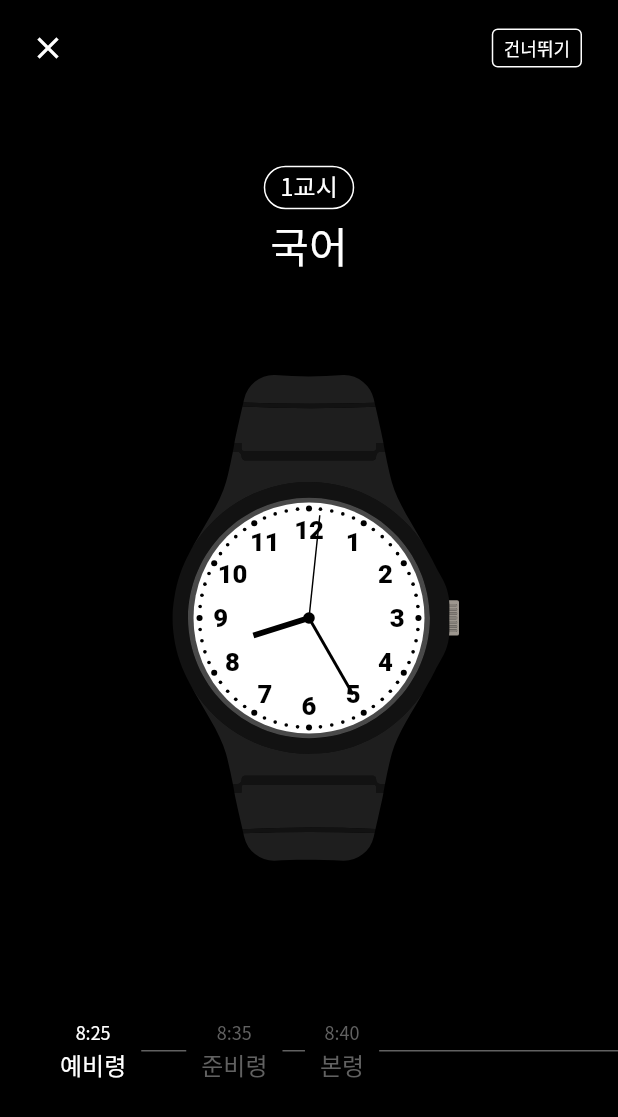
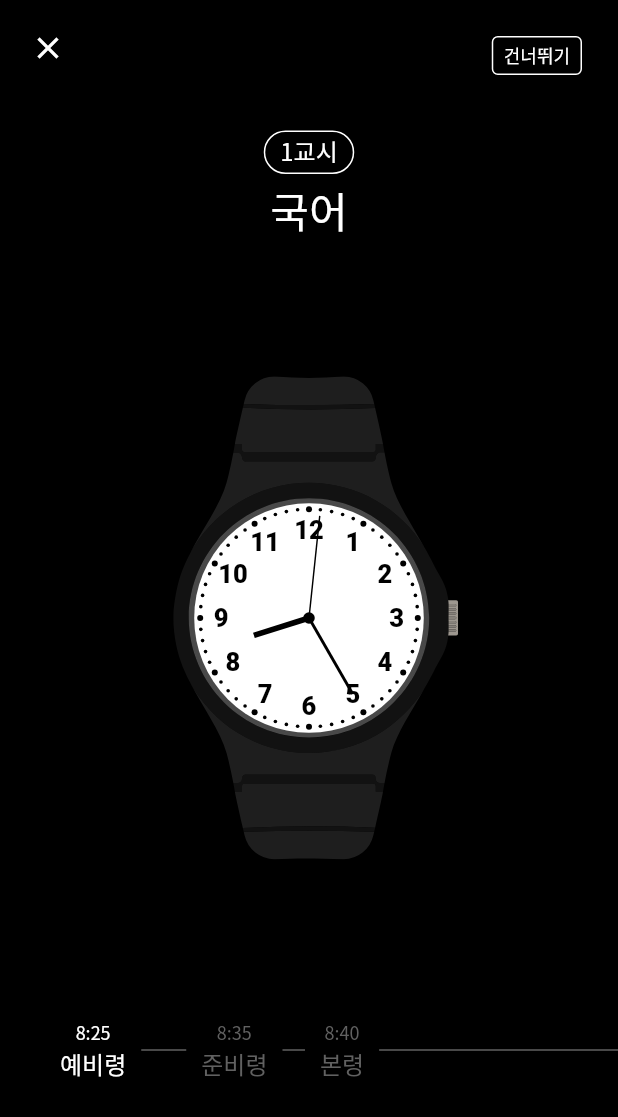
Before and after one commit to silgam/silgam-flutter, a Flutter app: the ClockPage screen opened directly with sample values from the repository, after a tap on the "close" icon, on a phone screen of 412 x 824 dp. Shown: the top 1117 px of the screen. Run offline on Flutter 3.47's test engine with Material 2 defaults, Android fonts, the phone set to English and light mode, and no system bars; our stand-ins replace flutter_svg, just_audio.

Commit message:
feat: apply responsive ui

```diff
--- a/lib/clock_page/clock_page.dart
+++ b/lib/clock_page/clock_page.dart
@@ -66,7 +66,22 @@ class _ClockPageState extends State<ClockPage> {
           behavior: HitTestBehavior.opaque,
           child: Stack(
             children: [
-              _buildMainBody(),
+              UiVisibility(
+                uiVisible: _isUiVisible,
+                child: _buildAppBarMenu(),
+              ),
+              UiVisibility(
+                uiVisible: _isUiVisible,
+                child: _buildBackgroundUi(),
+              ),
+              Container(
+                alignment: Alignment.center,
+                child: WristWatch(
+                  clockTime: _currentTime,
+                  onEverySecond: _onEverySecond,
+                  isLive: _isStarted,
+                ),
+              ),
               _buildScreenOverlayIfNotStarted(),
             ],
           ),
@@ -75,42 +90,13 @@ class _ClockPageState extends State<ClockPage> {
     );
   }
 
-  Widget _buildMainBody() {
-    return Column(
-      children: [
-        Expanded(
-          child: UiVisibility(
-            uiVisible: _isUiVisible,
-            child: _buildTopUi(),
-          ),
-        ),
-        WristWatch(
-          clockTime: _currentTime,
-          onEverySecond: _onEverySecond,
-          isLive: _isStarted,
-        ),
-        Expanded(
-          child: UiVisibility(
-            uiVisible: _isUiVisible,
-            child: _buildBottomUi(),
-          ),
-        ),
-      ],
-    );
-  }
-
-  Widget _buildTopUi() {
-    return Column(
-      children: [
-        _buildTopMenu(),
-        Expanded(child: _buildExamTitle()),
-      ],
-    );
-  }
-
-  Widget _buildTopMenu() {
-    return Row(
+  Widget _buildAppBarMenu() {
+    Axis direction = Axis.horizontal;
+    if (_isSmallHeightScreen()) direction = Axis.vertical;
+    return Flex(
+      direction: direction,
       mainAxisAlignment: MainAxisAlignment.spaceBetween,
+      crossAxisAlignment: CrossAxisAlignment.start,
       children: [
         Container(
           margin: const EdgeInsets.all(8),
@@ -122,7 +108,7 @@ class _ClockPageState extends State<ClockPage> {
           ),
         ),
         Container(
-          margin: const EdgeInsets.only(right: 24),
+          margin: const EdgeInsets.all(24),
           child: OutlinedButton(
             child: Text(
               _isFinished ? '시험 종료' : '건너뛰기',
@@ -138,6 +124,19 @@ class _ClockPageState extends State<ClockPage> {
             ),
           ),
         ),
+      ],
+    );
+  }
+
+  Widget _buildBackgroundUi() {
+    Axis direction = Axis.vertical;
+    if (_isSmallHeightScreen()) direction = Axis.horizontal;
+    return Flex(
+      direction: direction,
+      children: [
+        Expanded(child: _buildExamTitle()),
+        const WristWatchContainer(),
+        Expanded(child: _buildTimeline()),
       ],
     );
   }
@@ -174,34 +173,38 @@ class _ClockPageState extends State<ClockPage> {
       ),
     ));
 
-    return Padding(
-      padding: const EdgeInsets.only(bottom: 16),
-      child: Column(
-        mainAxisAlignment: MainAxisAlignment.center,
-        children: children,
-      ),
+    return Column(
+      mainAxisAlignment: MainAxisAlignment.center,
+      children: children,
     );
   }
 
-  Widget _buildBottomUi() {
+  Widget _buildTimeline() {
+    EdgeInsets padding = const EdgeInsets.symmetric(horizontal: 40);
+    Axis direction = Axis.horizontal;
+    if (_isSmallHeightScreen()) {
+      padding = const EdgeInsets.symmetric(vertical: 40);
+      direction = Axis.vertical;
+    }
     return Container(
       alignment: Alignment.center,
       child: ScrollConfiguration(
         behavior: EmptyScrollBehavior(),
         child: SingleChildScrollView(
           controller: _timelineController,
-          padding: const EdgeInsets.symmetric(horizontal: 40),
-          scrollDirection: Axis.horizontal,
-          child: Row(
+          padding: padding,
+          scrollDirection: direction,
+          child: Flex(
             mainAxisSize: MainAxisSize.min,
-            children: _buildTimelineTiles(),
+            direction: direction,
+            children: _buildTimelineTiles(direction),
           ),
         ),
       ),
     );
   }
 
-  List<Widget> _buildTimelineTiles() {
+  List<Widget> _buildTimelineTiles(Axis orientation) {
     final tiles = <Widget>[];
     _breakpoints.asMap().forEach((index, breakpoint) {
       bool disabled = false;
@@ -231,6 +234,7 @@ class _ClockPageState extends State<ClockPage> {
       tiles.add(TimelineConnector(
         duration.inMinutes,
         progress,
+        direction: orientation,
         key: _timelineConnectorKeys[index],
       ));
     });
@@ -327,13 +331,22 @@ class _ClockPageState extends State<ClockPage> {
 
   void _moveToNextBreakpoint() {
     _currentBreakpointIndex++;
-    double progressedWidth = 0;
-    for (int i = 0; i < _currentBreakpointIndex; i++) {
-      progressedWidth += _timelineTileKeys[i].currentContext?.size?.width ?? 0;
-      progressedWidth += _timelineConnectorKeys[i].currentContext?.size?.width ?? 0;
+    double progressedSize = 0;
+
+    if (_isSmallHeightScreen()) {
+      for (int i = 0; i < _currentBreakpointIndex; i++) {
+        progressedSize += _timelineTileKeys[i].currentContext?.size?.height ?? 0;
+        progressedSize += _timelineConnectorKeys[i].currentContext?.size?.height ?? 0;
+      }
+    } else {
+      for (int i = 0; i < _currentBreakpointIndex; i++) {
+        progressedSize += _timelineTileKeys[i].currentContext?.size?.width ?? 0;
+        progressedSize += _timelineConnectorKeys[i].currentContext?.size?.width ?? 0;
+      }
     }
+
     _timelineController.animateTo(
-      progressedWidth,
+      progressedSize,
       duration: const Duration(milliseconds: 100),
       curve: Curves.decelerate,
     );
@@ -390,6 +403,10 @@ class _ClockPageState extends State<ClockPage> {
     player.dispose();
     super.dispose();
   }
+
+  bool _isSmallHeightScreen() {
+    return MediaQuery.of(context).size.height < 600;
+  }
 }
 
 class ClockPageArguments {
--- a/lib/clock_page/timeline.dart
+++ b/lib/clock_page/timeline.dart
@@ -53,16 +53,28 @@ class TimelineTile extends StatelessWidget {
 class TimelineConnector extends StatelessWidget {
   final int duration;
   final double progress;
+  final Axis direction;
 
-  const TimelineConnector(this.duration, this.progress, {Key? key}) : super(key: key);
+  const TimelineConnector(
+    this.duration,
+    this.progress, {
+    this.direction = Axis.horizontal,
+    Key? key,
+  }) : super(key: key);
 
   @override
   Widget build(BuildContext context) {
+    double width = duration * 3.0;
+    double height = 1;
+    if (direction == Axis.vertical) {
+      height = width;
+      width = 1;
+    }
     return Flexible(
       child: Container(
-        margin: const EdgeInsets.symmetric(horizontal: 10),
-        height: 1,
-        width: duration * 3.0,
+        margin: const EdgeInsets.all(10),
+        width: width,
+        height: height,
         decoration: BoxDecoration(
           gradient: LinearGradient(
             colors: [_getTimelineColor(false), _getTimelineColor(true)],
--- a/lib/clock_page/wrist_watch.dart
+++ b/lib/clock_page/wrist_watch.dart
@@ -2,6 +2,29 @@ import 'package:flutter/material.dart';
 import 'package:flutter_svg/flutter_svg.dart';
 
 import 'analog_clock.dart';
+
+class WristWatchContainer extends StatelessWidget {
+  final Widget? child;
+
+  const WristWatchContainer({
+    Key? key,
+    this.child,
+  }) : super(key: key);
+
+  @override
+  Widget build(BuildContext context) {
+    return ConstrainedBox(
+      constraints: const BoxConstraints(maxHeight: 410),
+      child: FractionallySizedBox(
+        heightFactor: 0.8,
+        child: AspectRatio(
+          aspectRatio: 200 / 330,
+          child: child,
+        ),
+      ),
+    );
+  }
+}
 
 class WristWatch extends StatelessWidget {
   final DateTime clockTime;
@@ -17,9 +40,7 @@ class WristWatch extends StatelessWidget {
 
   @override
   Widget build(BuildContext context) {
-    return SizedBox(
-      width: 200,
-      height: 330,
+    return WristWatchContainer(
       child: Stack(
         children: [
           SvgPicture.asset(
```
